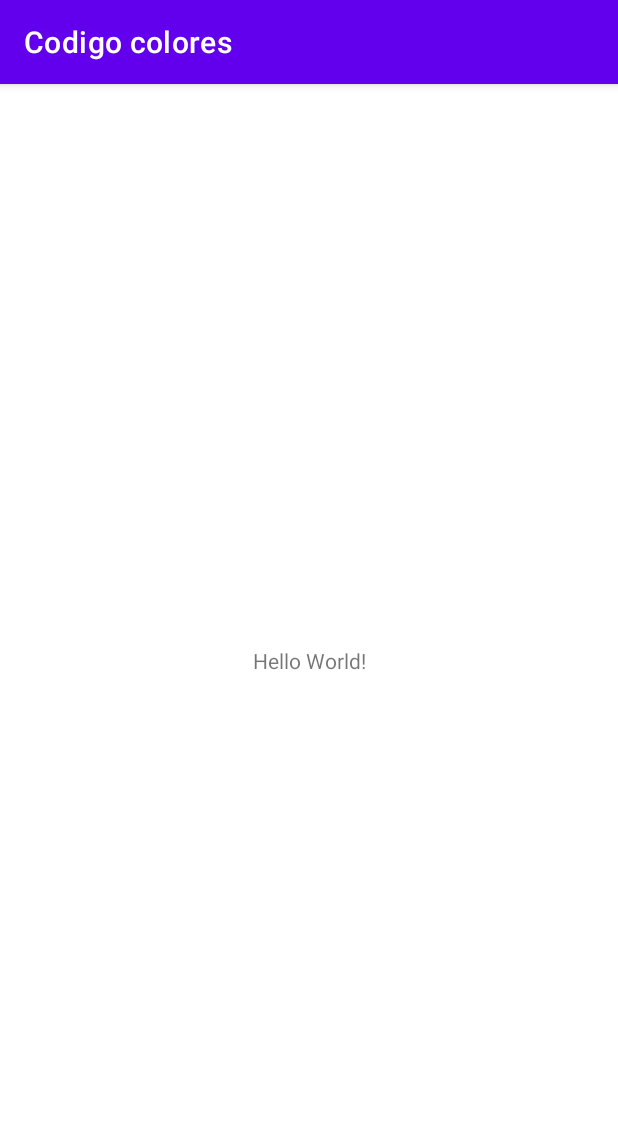
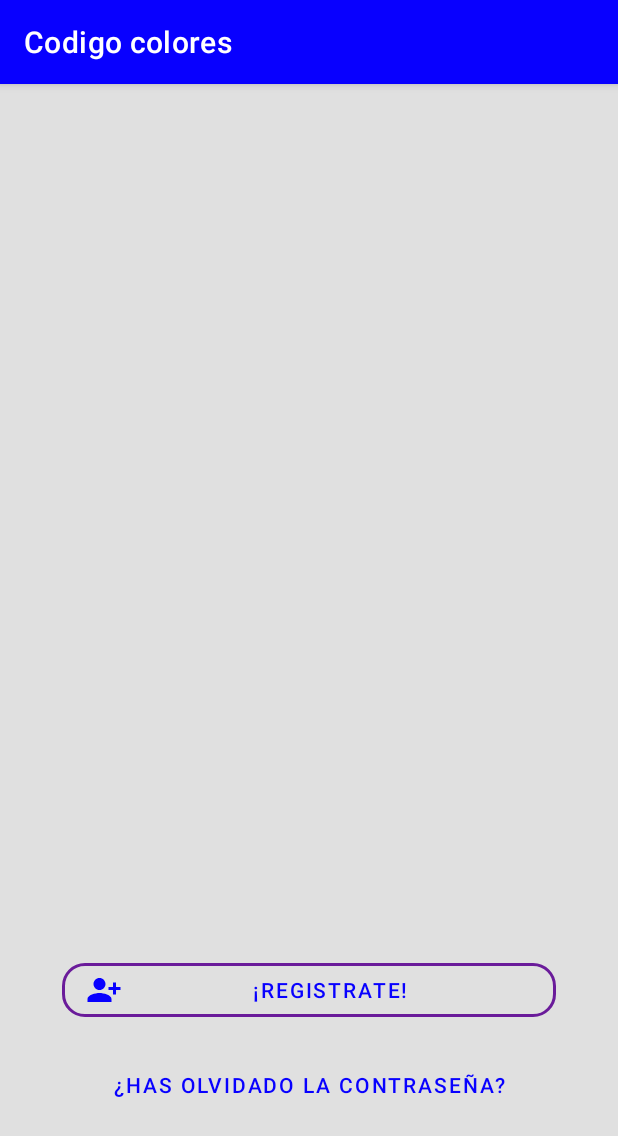
Before and after one commit to jjmorleo/Codigo-Colores, an Android app: the screen it shows after launch (MainActivity), on a phone screen of 412 x 824 dp. Shown: the top 1136 px of the screen. Run offline under Robolectric (Android 15) with nearby library versions, the phone set to English and light mode, and no system bars.

Commit message:
Modificación del archivo colors

```diff
--- a/Plantilla/app/src/main/AndroidManifest.xml
+++ b/Plantilla/app/src/main/AndroidManifest.xml
@@ -8,7 +8,7 @@
         android:label="@string/app_name"
         android:roundIcon="@mipmap/ic_launcher_round"
         android:supportsRtl="true"
-        android:theme="@style/Theme.CodigoColores">
+        android:theme="@style/Base.MyTheme">
         <activity android:name=".MainActivity">
             <intent-filter>
                 <action android:name="android.intent.action.MAIN" />
--- /dev/null
+++ b/Plantilla/app/src/main/res/drawable/ic_baseline_person_add_alt_1_24.xml
@@ -0,0 +1,10 @@
+<vector xmlns:android="http://schemas.android.com/apk/res/android"
+    android:width="24dp"
+    android:height="24dp"
+    android:viewportWidth="24"
+    android:viewportHeight="24"
+    android:tint="?attr/colorControlNormal">
+  <path
+      android:fillColor="@android:color/white"
+      android:pathData="M13,8c0,-2.21 -1.79,-4 -4,-4S5,5.79 5,8s1.79,4 4,4S13,10.21 13,8zM15,10v2h3v3h2v-3h3v-2h-3V7h-2v3H15zM1,18v2h16v-2c0,-2.66 -5.33,-4 -8,-4S1,15.34 1,18z"/>
+</vector>
--- a/Plantilla/app/src/main/res/layout/activity_main.xml
+++ b/Plantilla/app/src/main/res/layout/activity_main.xml
@@ -6,13 +6,57 @@
     android:layout_height="match_parent"
     tools:context=".MainActivity">
 
-    <TextView
-        android:layout_width="wrap_content"
+   <androidx.constraintlayout.widget.Guideline
+    android:id="@+id/main_Vguide10"
+    android:layout_width="match_parent"
+    android:layout_height="match_parent"
+    android:orientation="vertical"
+    app:layout_constraintGuide_percent="0.1"/>
+
+    <androidx.constraintlayout.widget.Guideline
+    android:id="@+id/main_Vguide90"
+    android:layout_width="match_parent"
+    android:layout_height="match_parent"
+    android:orientation="vertical"
+    app:layout_constraintGuide_percent="0.9"/>
+
+    <androidx.constraintlayout.widget.Guideline
+    android:id="@+id/main_Hguide90"
+    android:layout_width="match_parent"
+    android:layout_height="match_parent"
+    android:orientation="horizontal"
+    app:layout_constraintGuide_percent="0.9"/>
+
+    <com.google.android.material.button.MaterialButton
+        android:id="@+id/main_olvidar_password"
+        style="@style/Widget.MaterialComponents.Button.TextButton"
+        android:layout_width="0dp"
         android:layout_height="wrap_content"
-        android:text="Hello World!"
-        app:layout_constraintBottom_toBottomOf="parent"
-        app:layout_constraintLeft_toLeftOf="parent"
-        app:layout_constraintRight_toRightOf="parent"
-        app:layout_constraintTop_toTopOf="parent" />
+        app:layout_constraintBottom_toTopOf="@+id/main_Hguide90"
+        app:layout_constraintEnd_toStartOf="@+id/main_Vguide90"
+        app:layout_constraintStart_toEndOf="@+id/main_Vguide10"
+        android:text="¿Has olvidado la contraseña?"
+        />
+
+    <com.google.android.material.button.MaterialButton
+        android:id="@+id/main_registrate"
+        android:hint=""
+        android:layout_marginBottom="15dp"
+        android:layout_width="0dp"
+        android:layout_height="wrap_content"
+        app:layout_constraintBottom_toTopOf="@+id/main_olvidar_password"
+        app:layout_constraintEnd_toStartOf="@+id/main_Vguide90"
+        app:layout_constraintStart_toEndOf="@id/main_Vguide10"
+        android:text="¡Registrate!"
+        app:cornerRadius="15dp"
+        app:icon="@drawable/ic_baseline_person_add_alt_1_24"
+        style="@style/Widget.MaterialComponents.Button.OutlinedButton"
+        app:strokeColor="@color/color_surface"
+        app:strokeWidth="2dp"
+        />
+
+
+
+
 
 </androidx.constraintlayout.widget.ConstraintLayout>
--- a/Plantilla/app/src/main/res/values-night/themes.xml
+++ b/Plantilla/app/src/main/res/values-night/themes.xml
@@ -1,16 +1,16 @@
 <resources xmlns:tools="http://schemas.android.com/tools">
     <!-- Base application theme. -->
-    <style name="Theme.CodigoColores" parent="Theme.MaterialComponents.DayNight.DarkActionBar">
-        <!-- Primary brand color. -->
+   <!-- <style name="Theme.CodigoColores" parent="Theme.MaterialComponents.DayNight.DarkActionBar">
+        &lt;!&ndash; Primary brand color. &ndash;&gt;
         <item name="colorPrimary">@color/purple_200</item>
         <item name="colorPrimaryVariant">@color/purple_700</item>
         <item name="colorOnPrimary">@color/black</item>
-        <!-- Secondary brand color. -->
+        &lt;!&ndash; Secondary brand color. &ndash;&gt;
         <item name="colorSecondary">@color/teal_200</item>
         <item name="colorSecondaryVariant">@color/teal_200</item>
         <item name="colorOnSecondary">@color/black</item>
-        <!-- Status bar color. -->
+        &lt;!&ndash; Status bar color. &ndash;&gt;
         <item name="android:statusBarColor" tools:targetApi="l">?attr/colorPrimaryVariant</item>
-        <!-- Customize your theme here. -->
-    </style>
+        &lt;!&ndash; Customize your theme here. &ndash;&gt;
+    </style>-->
 </resources>
--- a/Plantilla/app/src/main/res/values/colors.xml
+++ b/Plantilla/app/src/main/res/values/colors.xml
@@ -1,10 +1,25 @@
 <?xml version="1.0" encoding="utf-8"?>
 <resources>
-    <color name="purple_200">#FFBB86FC</color>
-    <color name="purple_500">#FF6200EE</color>
-    <color name="purple_700">#FF3700B3</color>
-    <color name="teal_200">#FF03DAC5</color>
-    <color name="teal_700">#FF018786</color>
-    <color name="black">#FF000000</color>
+   <!-- <color name="primary_light_color">#ffff5a</color>
+    <color name="secondary_light_color">#5e92f3</color>-->
+
+    <color name="color_primary">#0800FF</color>
+    <color name="color_primary_variant">#720063CC</color>
+
+    <color name="color_secundary">#1565c0</color>
+    <color name="color_secundary_variant">#003c8f</color>
+
+    <color name="color_background">#e0e0e0</color>
+    <color name="color_surface">#6a1b9a</color>
+    <color name="color_error">#d50000</color>
+
+    <color name="color_on_primary">@color/black</color>
+    <color name="color_on_secundary">@color/white</color>
+    <color name="color_on_background">@color/black</color>
+    <color name="color_on_surface">@color/white</color>
+    <color name="color_on_error">@color/white</color>
+
+
+ <color name="black">#FF000000</color>
     <color name="white">#FFFFFFFF</color>
 </resources>
--- a/Plantilla/app/src/main/res/values/themes.xml
+++ b/Plantilla/app/src/main/res/values/themes.xml
@@ -1,16 +1,23 @@
 <resources xmlns:tools="http://schemas.android.com/tools">
     <!-- Base application theme. -->
-    <style name="Theme.CodigoColores" parent="Theme.MaterialComponents.DayNight.DarkActionBar">
+    <style name="Base.MyTheme" parent="Base.MaterialThemeBuilder">
         <!-- Primary brand color. -->
-        <item name="colorPrimary">@color/purple_500</item>
-        <item name="colorPrimaryVariant">@color/purple_700</item>
-        <item name="colorOnPrimary">@color/white</item>
+        <item name="colorPrimary">@color/color_primary</item>
+        <item name="colorPrimaryVariant">@color/color_primary_variant</item>
+        <item name="colorOnPrimary">@color/color_on_primary</item>
         <!-- Secondary brand color. -->
-        <item name="colorSecondary">@color/teal_200</item>
-        <item name="colorSecondaryVariant">@color/teal_700</item>
-        <item name="colorOnSecondary">@color/black</item>
+        <item name="colorSecondary">@color/color_secundary</item>
+        <item name="colorSecondaryVariant">@color/color_secundary_variant</item>
+        <item name="colorOnSecondary">@color/color_on_secundary</item>
+        <item name="android:colorBackground">@color/color_background</item>
+        <item name="colorSurface">@color/color_surface</item>
+        <item name="colorError">@color/color_error</item>
+        <item name="colorOnBackground">@color/color_on_background</item>
+        <item name="colorOnSurface">@color/color_on_surface</item>
+        <item name="colorOnError">@color/color_on_error</item>
         <!-- Status bar color. -->
         <item name="android:statusBarColor" tools:targetApi="l">?attr/colorPrimaryVariant</item>
         <!-- Customize your theme here. -->
     </style>
+    <style name="Base.MaterialThemeBuilder" parent="Theme.MaterialComponents.DayNight.DarkActionBar"></style>
 </resources>
```
